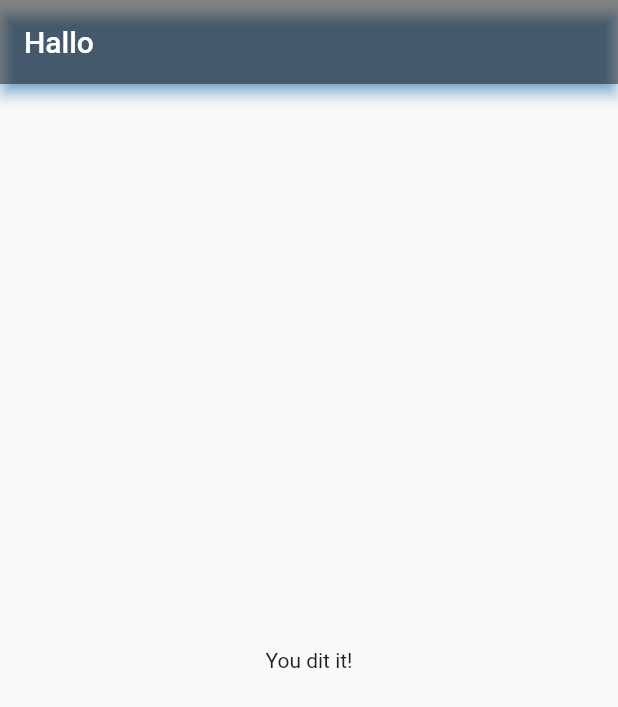
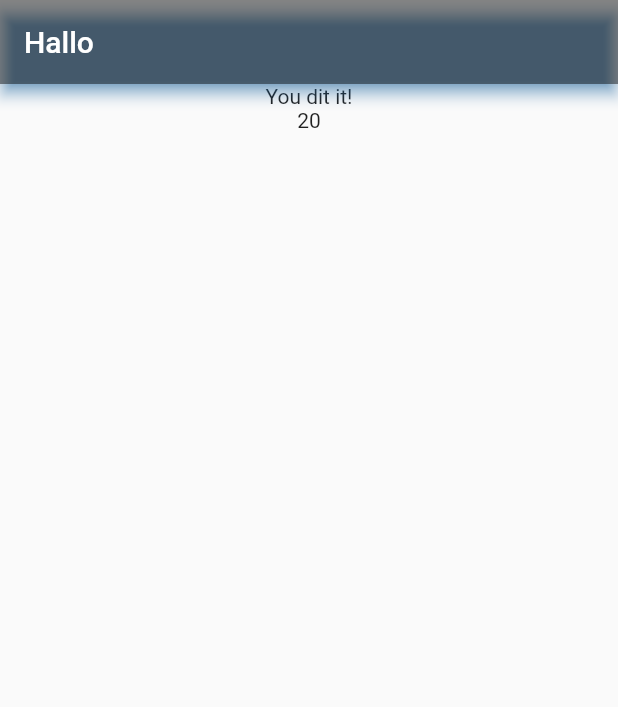
Before and after one commit to DerryRenaldy/learn_flutter, a Flutter app: the screen it shows after launch, after a tap on "Black", after a tap on "Snake", after a tap on "Spagheti", on a phone screen of 412 x 824 dp. Shown: the top 707 px of the screen. Run offline on Flutter 3.47's test engine with Material 2 defaults, Android fonts, the phone set to English and light mode, and no system bars.

Commit message:
fix: splitting widgets

```diff
--- a/lib/main.dart
+++ b/lib/main.dart
@@ -2,7 +2,7 @@ import 'package:first_app/result.dart';
 import 'package:flutter/material.dart';
 import './quiz.dart';
 
-void main() => runApp(MyApp());
+void main() => runApp(const MyApp());
 
 class MyApp extends StatefulWidget {
   const MyApp({super.key});
@@ -14,23 +14,40 @@ class MyApp extends StatefulWidget {
 
 class _MyAppState extends State<MyApp> {
   var _questionIndex = 0;
+  var _totalScore = 0;
 
   final _questions = const [
     {
       'questionText': 'What\'s your favorite color?',
-      'answers': ['Black', 'Red', 'Green', 'White'],
+      'answers': [
+        {'text': 'Black', 'score': 10},
+        {'text': 'Red', 'score': 5},
+        {'text': 'Green', 'score': 3},
+        {'text': 'White', 'score': 1}
+      ],
     },
     {
       'questionText': 'What\'s your favorite animal?',
-      'answers': ['Rabbit', 'Snake', 'Elephant', 'Lion'],
+      'answers': [
+        {'text': 'Rabbit', 'score': 5},
+        {'text': 'Snake', 'score': 2},
+        {'text': 'Elephant', 'score': 8},
+        {'text': 'Lion', 'score': 10}
+      ],
     },
     {
       'questionText': 'What\'s your favorite food?',
-      'answers': ['Noodle', 'Meatball', 'Spagheti', 'Steak'],
+      'answers': [
+        {'text': 'Noodle', 'score': 7},
+        {'text': 'MeatBall', 'score': 6},
+        {'text': 'Spagheti', 'score': 8},
+        {'text': 'Steak', 'score': 10}
+      ],
     }
   ];
 
-  void _answerQuestion() {
+  void _answerQuestion(int score) {
+    _totalScore += score;
     if (_questionIndex < _questions.length - 1) {
       setState(() {
         _questionIndex += 1;
@@ -40,8 +57,6 @@ class _MyAppState extends State<MyApp> {
         _questionIndex = _questions.length;
       });
     }
-    print("Atas");
-    print(_questionIndex);
   }
 
   // This widget is the root of your application.
@@ -60,7 +75,7 @@ class _MyAppState extends State<MyApp> {
                 questionIndex: _questionIndex,
                 questions: _questions,
               )
-            : const Result(),
+            :  Result(_totalScore),
       ),
     );
   }
--- a/lib/quiz.dart
+++ b/lib/quiz.dart
@@ -5,19 +5,21 @@ import './answer.dart';
 class Quiz extends StatelessWidget {
   final List<Map<String, Object>> questions;
   final int questionIndex;
-  final VoidCallback answerQuestion;
+  final Function answerQuestion;
 
   const Quiz(
-      {required this.questions,
+      {super.key, required this.questions,
       required this.questionIndex,
       required this.answerQuestion});
 
   @override
   Widget build(BuildContext context) {
     return Column(children: [
-      Question(questions[questionIndex]['questionText'] as String),
-      ...(questions[questionIndex]['answers'] as List<String>).map((answer) {
-        return Answer(answer, answerQuestion);
+      Question(questions[questionIndex]['questionText'].toString()),
+      ...(questions[questionIndex]['answers'] as List<Map<String, Object>>)
+          .map((answer) {
+        return Answer(answer['text'] as String,
+            () => answerQuestion(answer['score'] as int));
       }).toList()
     ]);
   }
--- a/lib/result.dart
+++ b/lib/result.dart
@@ -3,12 +3,17 @@ import 'package:flutter/widgets.dart';
 import 'package:flutter/material.dart';
 
 class Result extends StatelessWidget {
-  const Result({super.key});
+  final int totalScore;
+  const Result(this.totalScore, {super.key});
 
   @override
   Widget build(BuildContext context) {
-    return const Center(
-      child: Text("You dit it!"),
+    return Center(
+      child: Column(
+          children: [
+            const Text("You dit it!"),
+            Text(totalScore.toString())
+          ]),
     );
   }
 }
```
